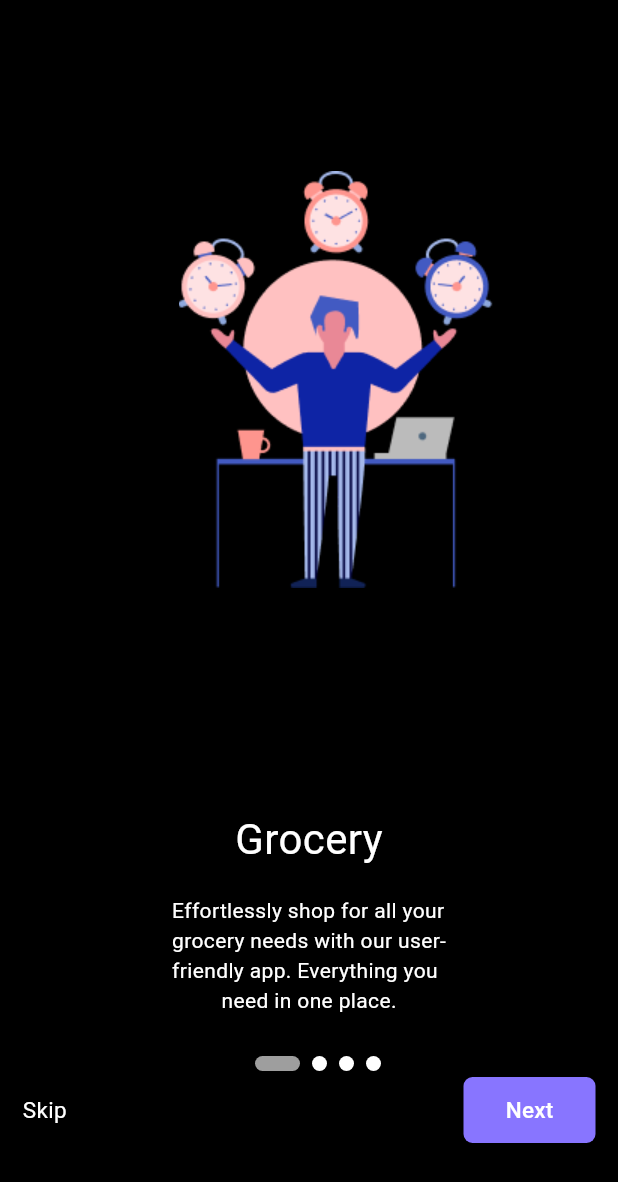
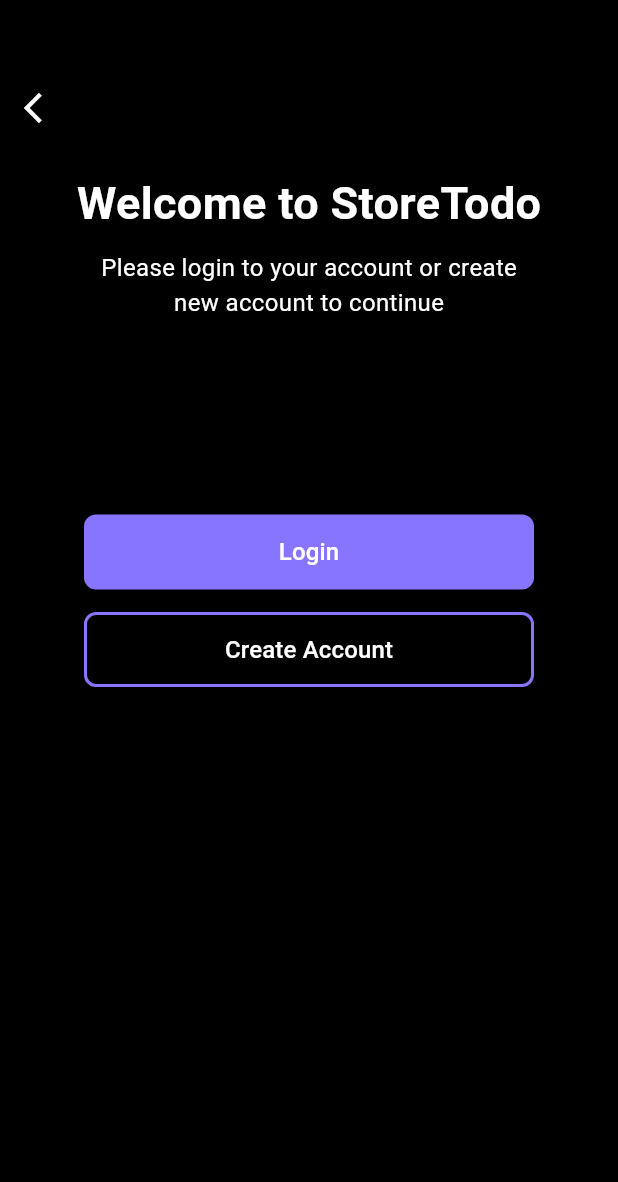
Before and after one commit to akintewe/supabase_todoapp, a Flutter app: the screen it shows after launch, after a tap on "Skip", on a phone screen of 412 x 824 dp. Shown: the top 1182 px of the screen. Run offline on Flutter 3.47's test engine with Material 2 defaults, Android fonts, the phone set to English and light mode, and no system bars; drawn by our look-alikes of smooth_page_indicator; our stand-ins replace firebase_auth, firebase_core, google_fonts, google_sign_in; accounts and stored records are empty.

```diff
--- a/lib/main.dart
+++ b/lib/main.dart
@@ -1,7 +1,11 @@
 import 'package:flutter/material.dart';
 import 'package:todoapp/src/app/views/splashscreen.dart';
+import 'package:firebase_core/firebase_core.dart';
 
-void main() {
+
+void main() async{
+   WidgetsFlutterBinding.ensureInitialized();
+  await Firebase.initializeApp();
   runApp(const MyApp());
 }
 
--- a/lib/src/app/views/onboarding/introPage1.dart
+++ b/lib/src/app/views/onboarding/introPage1.dart
@@ -1,4 +1,5 @@
 import 'package:flutter/material.dart';
+import 'package:todoapp/src/app/views/onboarding/welcomeScreen.dart';
 
 class IntroPage1 extends StatefulWidget {
   final PageController controller;
@@ -32,8 +33,8 @@ class _IntroPage1State extends State<IntroPage1> {
                     Align(
                       alignment: Alignment.center,
                       child: Text(
-                        'Grocery',
-                        style: TextStyle(color: Colors.white, fontSize: 28),
+                        'Manage your tasks',
+                        style: TextStyle(color: Colors.white, fontSize: 32),
                       ),
                     ),
                     const SizedBox(
@@ -43,7 +44,7 @@ class _IntroPage1State extends State<IntroPage1> {
                       mainAxisAlignment: MainAxisAlignment.center,
                       children: [
                         Text(
-                          'Effortlessly shop for all your\ngrocery needs with our user-\nfriendly app. Everything you',
+                          'You can easily manage all of your daily',
                           style: TextStyle(
                             color: Colors.white,
                           ),
@@ -53,7 +54,7 @@ class _IntroPage1State extends State<IntroPage1> {
                     Align(
                       alignment: Alignment.center,
                       child: Text(
-                        'need in one place.',
+                        'tasks in StoreTodo for free....',
                         style: TextStyle(
                           color: Colors.white,
                         ),
@@ -68,7 +69,12 @@ class _IntroPage1State extends State<IntroPage1> {
                         mainAxisAlignment: MainAxisAlignment.spaceBetween,
                         children: [
                           InkWell(
-                            onTap: () {},
+                            onTap: () {
+                              Navigator.push(
+                                  context,
+                                  MaterialPageRoute(
+                                      builder: (context) => WelcomeScreen()));
+                            },
                             child: Text(
                               'Skip',
                               style:
--- a/lib/src/app/views/onboarding/introPage3.dart
+++ b/lib/src/app/views/onboarding/introPage3.dart
@@ -1,5 +1,5 @@
 import 'package:flutter/material.dart';
-
+import 'package:todoapp/src/app/views/onboarding/welcomeScreen.dart';
 
 class IntroPage3 extends StatefulWidget {
   final PageController controller;
@@ -18,9 +18,7 @@ class _IntroPage3State extends State<IntroPage3> {
         fit: StackFit.expand,
         children: [
           Positioned(
-              top: 114,
-              right: 50,
-              child: Image.asset('assets/images/ob3.png')),
+              top: 114, right: 70, child: Image.asset('assets/images/ob3.png')),
           Positioned(
             bottom: 0,
             child: SizedBox(
@@ -35,7 +33,7 @@ class _IntroPage3State extends State<IntroPage3> {
                     Align(
                       alignment: Alignment.center,
                       child: Text(
-                        'Food',
+                        'Organize your tasks',
                         style: TextStyle(color: Colors.white, fontSize: 28),
                       ),
                     ),
@@ -46,7 +44,7 @@ class _IntroPage3State extends State<IntroPage3> {
                       mainAxisAlignment: MainAxisAlignment.center,
                       children: [
                         Text(
-                          'Satisfy cravings and discover\nnew flavors with our diverse\nfood selection, available for',
+                          'You can organize your daily tasks by ',
                           style: TextStyle(
                             color: Colors.white,
                           ),
@@ -56,7 +54,7 @@ class _IntroPage3State extends State<IntroPage3> {
                     Align(
                       alignment: Alignment.center,
                       child: Text(
-                        'delivery to your door.',
+                        'adding your tasks into separate categories..',
                         style: TextStyle(
                           color: Colors.white,
                         ),
@@ -71,12 +69,16 @@ class _IntroPage3State extends State<IntroPage3> {
                         mainAxisAlignment: MainAxisAlignment.spaceBetween,
                         children: [
                           InkWell(
-                            onTap: (){
-
+                            onTap: () {
+                                Navigator.push(
+                                  context,
+                                  MaterialPageRoute(
+                                      builder: (context) => WelcomeScreen()));
                             },
                             child: Text(
                               'Skip',
-                              style: TextStyle(color: Colors.white, fontSize: 15),
+                              style:
+                                  TextStyle(color: Colors.white, fontSize: 15),
                             ),
                           ),
                           SizedBox(
@@ -87,7 +89,8 @@ class _IntroPage3State extends State<IntroPage3> {
                                   shape: RoundedRectangleBorder(
                                     borderRadius: BorderRadius.circular(6),
                                   ),
-                                  backgroundColor:  Color.fromRGBO(136, 117, 255, 1),
+                                  backgroundColor:
+                                      Color.fromRGBO(136, 117, 255, 1),
                                 ),
                                 onPressed: () {
                                   widget.controller.nextPage(
@@ -99,8 +102,7 @@ class _IntroPage3State extends State<IntroPage3> {
                                   child: Text(
                                     'Next',
                                     style: TextStyle(
-                                            color: Colors.white,
-                                            fontSize: 15),
+                                        color: Colors.white, fontSize: 15),
                                   ),
                                 )),
                           ),
--- a/lib/src/app/views/onboarding/introPage4.dart
+++ b/lib/src/app/views/onboarding/introPage4.dart
@@ -1,4 +1,5 @@
 import 'package:flutter/material.dart';
+import 'package:todoapp/src/app/views/onboarding/welcomeScreen.dart';
 
 class Intro4 extends StatefulWidget {
   const Intro4({super.key});
@@ -16,7 +17,7 @@ class _Intro4State extends State<Intro4> {
         fit: StackFit.expand,
         children: [
           Positioned(
-              top: 114, right: 50, child: Image.asset('assets/images/ob3.png')),
+              top: 114, right: 70, child: Image.asset('assets/images/ob3.png')),
           Positioned(
             bottom: 0,
             child: SizedBox(
@@ -31,7 +32,7 @@ class _Intro4State extends State<Intro4> {
                     Align(
                       alignment: Alignment.center,
                       child: Text(
-                        'On Demand',
+                        'Get Started',
                         style: TextStyle(color: Colors.white, fontSize: 28),
                       ),
                     ),
@@ -42,7 +43,7 @@ class _Intro4State extends State<Intro4> {
                       mainAxisAlignment: MainAxisAlignment.center,
                       children: [
                         Text(
-                          'Get your packages delivered\non-demand with our fast and\nreliable courier service, now',
+                          'Lets get started and start making your life',
                           style: TextStyle(
                             color: Colors.white,
                           ),
@@ -52,14 +53,14 @@ class _Intro4State extends State<Intro4> {
                     Align(
                       alignment: Alignment.center,
                       child: Text(
-                        'available at your fingertips.',
+                        'easier for you ......',
                         style: TextStyle(
                           color: Colors.white,
                         ),
                       ),
                     ),
                     SizedBox(
-                      height: 50,
+                      height: 30,
                     ),
                     SizedBox(
                       width: 139,
@@ -71,7 +72,12 @@ class _Intro4State extends State<Intro4> {
                             ),
                             backgroundColor: Color.fromRGBO(136, 117, 255, 1),
                           ),
-                          onPressed: () {},
+                          onPressed: () {
+                            Navigator.push(
+                                context,
+                                MaterialPageRoute(
+                                    builder: (context) => WelcomeScreen()));
+                          },
                           child: Center(
                             child: Text(
                               'Get Started',
--- a/lib/src/app/views/onboarding/intropage2.dart
+++ b/lib/src/app/views/onboarding/intropage2.dart
@@ -1,5 +1,5 @@
 import 'package:flutter/material.dart';
-
+import 'package:todoapp/src/app/views/onboarding/welcomeScreen.dart';
 
 class IntroPage2 extends StatefulWidget {
   final PageController controller;
@@ -18,7 +18,7 @@ class _IntroPage2State extends State<IntroPage2> {
         fit: StackFit.expand,
         children: [
           Positioned(
-              top: 114, right: 50, child: Image.asset('assets/images/ob2.png')),
+              top: 114, right: 70, child: Image.asset('assets/images/ob2.png')),
           Positioned(
             bottom: 0,
             child: SizedBox(
@@ -33,7 +33,7 @@ class _IntroPage2State extends State<IntroPage2> {
                     Align(
                       alignment: Alignment.center,
                       child: Text(
-                        'Medicine',
+                        'Create daily routine',
                         style: TextStyle(color: Colors.white, fontSize: 28),
                       ),
                     ),
@@ -44,7 +44,18 @@ class _IntroPage2State extends State<IntroPage2> {
                       mainAxisAlignment: MainAxisAlignment.center,
                       children: [
                         Text(
-                          'Stay healthy with easy access\nto a wide range of medicine\noptions, including prescription\nand over the counter options.',
+                          'In StoreTodo  you can create your ',
+                          style: TextStyle(
+                            color: Colors.white,
+                          ),
+                        )
+                      ],
+                    ),
+                    Row(
+                      mainAxisAlignment: MainAxisAlignment.center,
+                      children: [
+                        Text(
+                          'personalized routine to stay productive....',
                           style: TextStyle(
                             color: Colors.white,
                           ),
@@ -60,12 +71,16 @@ class _IntroPage2State extends State<IntroPage2> {
                         mainAxisAlignment: MainAxisAlignment.spaceBetween,
                         children: [
                           InkWell(
-                            onTap: (){
-
+                            onTap: () {
+                                Navigator.push(
+                                  context,
+                                  MaterialPageRoute(
+                                      builder: (context) => WelcomeScreen()));
                             },
                             child: Text(
                               'Skip',
-                              style: TextStyle(color: Colors.white, fontSize: 15),
+                              style:
+                                  TextStyle(color: Colors.white, fontSize: 15),
                             ),
                           ),
                           SizedBox(
@@ -76,7 +91,8 @@ class _IntroPage2State extends State<IntroPage2> {
                                   shape: RoundedRectangleBorder(
                                     borderRadius: BorderRadius.circular(6),
                                   ),
-                                  backgroundColor:  Color.fromRGBO(136, 117, 255, 1),
+                                  backgroundColor:
+                                      Color.fromRGBO(136, 117, 255, 1),
                                 ),
                                 onPressed: () {
                                   widget.controller.nextPage(
@@ -88,8 +104,7 @@ class _IntroPage2State extends State<IntroPage2> {
                                   child: Text(
                                     'Next',
                                     style: TextStyle(
-                                            color: Colors.white,
-                                            fontSize: 15),
+                                        color: Colors.white, fontSize: 15),
                                   ),
                                 )),
                           ),
--- a/lib/src/app/views/onboarding/onboardingscreen.dart
+++ b/lib/src/app/views/onboarding/onboardingscreen.dart
@@ -55,8 +55,8 @@ class _OnboardScreenState extends State<OnboardScreen> {
                 ),
               ),
               Positioned(
-                bottom: 110,
-                left: 170,
+                bottom: 80,
+                left: 155,
                 child: SmoothPageIndicator(
                     controller: controller,
                     count: 4,
--- /dev/null
+++ b/lib/src/app/views/onboarding/welcomeScreen.dart
@@ -0,0 +1,121 @@
+import 'package:flutter/material.dart';
+import 'package:todoapp/src/app/views/onboarding/login/loginScreen.dart';
+
+class WelcomeScreen extends StatefulWidget {
+  const WelcomeScreen({super.key});
+
+  @override
+  State<WelcomeScreen> createState() => _WelcomeScreenState();
+}
+
+class _WelcomeScreenState extends State<WelcomeScreen> {
+  @override
+  Widget build(BuildContext context) {
+    return Scaffold(
+      backgroundColor: Colors.black,
+      body: Column(
+        children: [
+          SizedBox(
+            height: 50,
+          ),
+          Padding(
+            padding: const EdgeInsets.all(10.0),
+            child: Align(
+              alignment: Alignment.centerLeft,
+              child: GestureDetector(
+                onTap: () {
+                  Navigator.pop(context);
+                },
+                child: Icon(
+                  Icons.arrow_back_ios_new,
+                  color: Colors.white,
+                ),
+              ),
+            ),
+          ),
+          SizedBox(
+            height: 20,
+          ),
+          Align(
+            alignment: Alignment.center,
+            child: Text(
+              'Welcome to StoreTodo',
+              style: TextStyle(
+                  fontWeight: FontWeight.bold,
+                  fontSize: 30,
+                  color: Colors.white),
+            ),
+          ),
+          SizedBox(
+            height: 10,
+          ),
+          Align(
+            alignment: Alignment.center,
+            child: Text(
+              'Please login to your account or create',
+              style: TextStyle(color: Colors.white, fontSize: 16),
+            ),
+          ),
+          Align(
+            alignment: Alignment.center,
+            child: Text(
+              'new account to continue',
+              style: TextStyle(color: Colors.white, fontSize: 16),
+            ),
+          ),
+          SizedBox(
+            height: 130,
+          ),
+          Align(
+            alignment: Alignment.center,
+            child: SizedBox(
+              width: 300,
+              height: 50,
+              child: ElevatedButton(
+                  onPressed: () {
+                    Navigator.push(context,
+                        MaterialPageRoute(builder: (context) => LoginScreen()));
+                  },
+                  style: ElevatedButton.styleFrom(
+                    shape: RoundedRectangleBorder(
+                      borderRadius: BorderRadius.circular(
+                          8), // Set your desired border radius here
+                    ),
+                    backgroundColor: Color.fromRGBO(136, 117, 255, 1),
+                  ),
+                  child: Text(
+                    'Login',
+                    style: TextStyle(color: Colors.white, fontSize: 16),
+                  )),
+            ),
+          ),
+          SizedBox(
+            height: 15,
+          ),
+          Align(
+            alignment: Alignment.center,
+            child: SizedBox(
+              width: 300,
+              height: 50,
+              child: ElevatedButton(
+                  onPressed: () {},
+                  style: ElevatedButton.styleFrom(
+                    shape: RoundedRectangleBorder(
+                      side: BorderSide(
+                          color: Color.fromRGBO(136, 117, 255, 1), width: 2),
+                      borderRadius: BorderRadius.circular(
+                          8), // Set your desired border radius here
+                    ),
+                    backgroundColor: Colors.black,
+                  ),
+                  child: Text(
+                    'Create Account',
+                    style: TextStyle(color: Colors.white, fontSize: 16),
+                  )),
+            ),
+          )
+        ],
+      ),
+    );
+  }
+}
--- a/pubspec.yaml
+++ b/pubspec.yaml
@@ -37,6 +37,10 @@ dependencies:
   cupertino_icons: ^1.0.2
   google_fonts: ^6.1.0
   smooth_page_indicator: ^1.1.0
+  google_sign_in: ^6.1.5
+  cloud_firestore: ^4.12.1
+  firebase_auth: ^4.12.0
+  firebase_core: ^2.20.0
 
 dev_dependencies:
   flutter_test:
```
Also changed, not shown: lib/src/app/services/googleAuthService.dart (added, +34 -0 lines), lib/src/app/views/onboarding/login/loginScreen.dart (added, +163 -0 lines), lib/src/app/widgets/regTitle.dart (added, +29 -0 lines), lib/src/app/widgets/textfieldwidget.dart (added, +43 -0 lines), assets/icons/gg.png (added), pubspec.lock, 6 other files.
